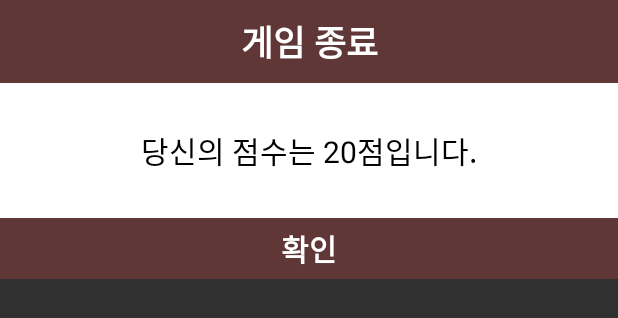
After one commit to qscwdve/JudyJjimjilbang, an Android app: the layout dialog_gameover.xml on its own in the app's theme, with its tools: preview values and no code run, on a phone screen of 412 x 824 dp. The commit adds this screen. Shown: the top 318 px of the screen. Run offline under Robolectric (Android 15) with nearby library versions, the phone set to English and light mode, and no system bars.

Commit message:
gameover dialog

```diff
--- a/app/src/main/java/com/example/judyjjimjilbang/GameActivity.kt
+++ b/app/src/main/java/com/example/judyjjimjilbang/GameActivity.kt
@@ -689,6 +689,12 @@ class GameActivity : BaseActivity<ActivityGameBinding>(ActivityGameBinding::infl
     }
 
     private fun gameFinish(){
+        // 게임 종료 다이얼로그를 띄운다.
+        val dialog = GameoverDialog(this, mCustomerFinishCount*10)
+        dialog.show(supportFragmentManager, "gameover")
+    }
+
+    fun startRankActivity() {
 
     }
 }
--- /dev/null
+++ b/app/src/main/res/layout/dialog_gameover.xml
@@ -0,0 +1,41 @@
+<?xml version="1.0" encoding="utf-8"?>
+<LinearLayout xmlns:android="http://schemas.android.com/apk/res/android"
+    android:layout_width="match_parent"
+    android:layout_height="wrap_content"
+    android:orientation="vertical">
+
+    <TextView
+        android:layout_width="match_parent"
+        android:layout_height="wrap_content"
+        android:background="@color/lightBrown"
+        android:gravity="center"
+        android:paddingVertical="10sp"
+        android:text="게임 종료"
+        android:textColor="@color/white"
+        android:textSize="23sp"
+        android:textStyle="bold" />
+
+    <TextView
+        android:id="@+id/gameover_score"
+        android:paddingVertical="30dp"
+        android:layout_width="match_parent"
+        android:layout_height="wrap_content"
+        android:gravity="center"
+        android:background="@color/white"
+        android:text="당신의 점수는 20점입니다."
+        android:textColor="@color/black"
+        android:textSize="20sp" />
+
+    <TextView
+        android:id="@+id/gameover_ok"
+        android:layout_width="match_parent"
+        android:text="확인"
+        android:padding="5sp"
+        android:textSize="20sp"
+        android:textStyle="bold"
+        android:gravity="center"
+        android:textColor="@color/white"
+        android:background="@color/lightBrown"
+        android:layout_height="wrap_content"/>
+
+</LinearLayout>
```
Also changed, not shown: app/src/main/java/com/example/judyjjimjilbang/GameoverDialog.kt (added, +38 -0 lines).
